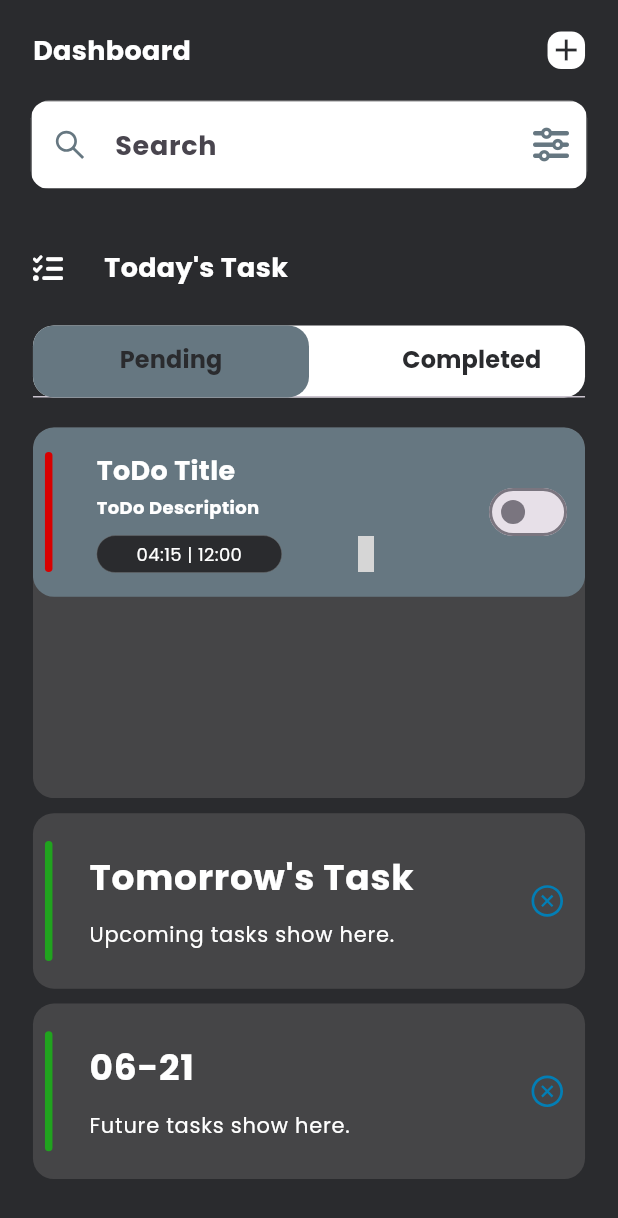
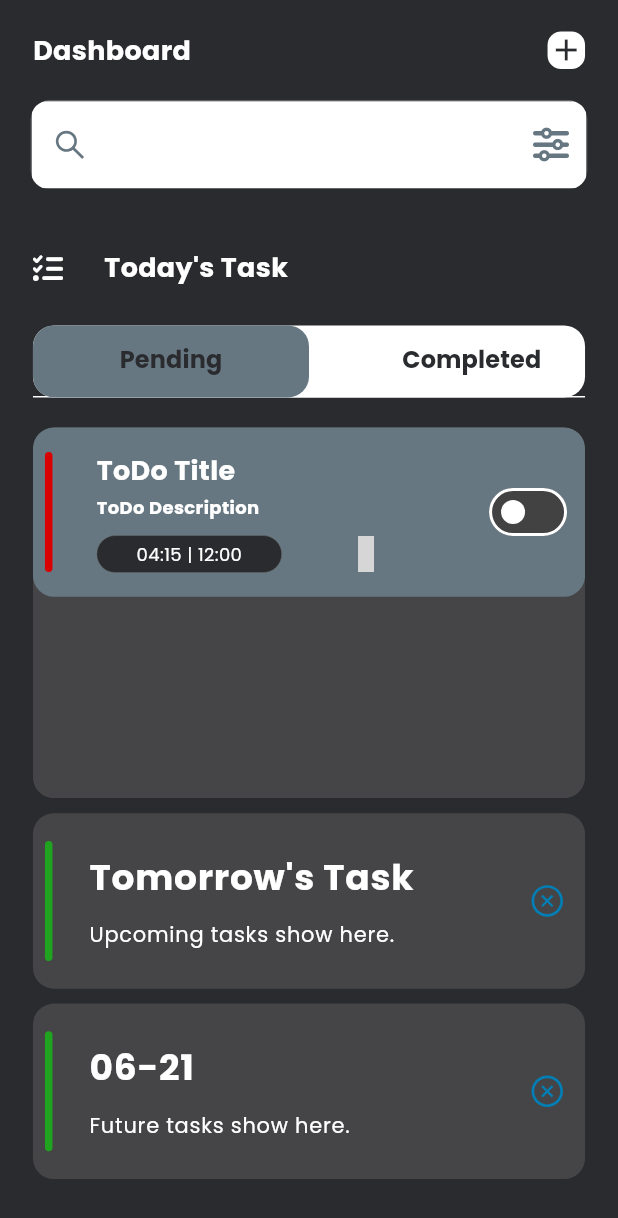
Before and after one commit to cjchika/task_manager, a Flutter app: the screen it shows after launch, on a phone screen of 412 x 824 dp. Shown: the top 1218 px of the screen. Run offline on Flutter 3.47's test engine with Material 2 defaults, Android fonts, the phone set to English and light mode, and no system bars; drawn by our look-alikes of dynamic_color; our stand-ins replace country_picker, flutter_screenutil, flutter_vector_icons, google_fonts, hooks_riverpod, pinput and 3 more; accounts and stored records are empty; generated files the repository leaves out were written again; grey boxes are pictures that could not be loaded.

Commit message:
Color Scheme

```diff
--- a/lib/main.dart
+++ b/lib/main.dart
@@ -1,3 +1,4 @@
+import 'package:dynamic_color/dynamic_color.dart';
 import 'package:flutter/material.dart';
 import 'package:flutter_screenutil/flutter_screenutil.dart';
 import 'package:hooks_riverpod/hooks_riverpod.dart';
@@ -13,6 +14,11 @@ void main() {
 class MyApp extends StatelessWidget {
   const MyApp({super.key});
 
+  static final defaultLightColorScheme =
+      ColorScheme.fromSwatch(primarySwatch: Colors.blue);
+  static final defaultDarkColorScheme = ColorScheme.fromSwatch(
+      brightness: Brightness.dark, primarySwatch: Colors.blue);
+
   // This widget is the root of your application.
   @override
   Widget build(BuildContext context) {
@@ -21,18 +27,24 @@ class MyApp extends StatelessWidget {
         designSize: const Size(375, 825),
         minTextAdapt: true,
         builder: (context, child) {
+          return DynamicColorBuilder(
+              builder: (lightColorScheme, darkColorScheme) {
             return MaterialApp(
               title: 'Task Manager',
               debugShowCheckedModeBanner: false,
               theme: ThemeData(
                 scaffoldBackgroundColor: AppConst.kBkDark,
-            colorScheme: ColorScheme.fromSeed(seedColor: Colors.deepPurple),
+                colorScheme: lightColorScheme ?? defaultLightColorScheme,
                 useMaterial3: true,
               ),
+              darkTheme: ThemeData(
+                  colorScheme: darkColorScheme ?? defaultDarkColorScheme,
+                  scaffoldBackgroundColor: AppConst.kBkDark,
+                  useMaterial3: true),
               themeMode: ThemeMode.dark,
               home: const HomePage(),
             );
-      }
-    );
+          });
+        });
   }
 }
--- a/pubspec.yaml
+++ b/pubspec.yaml
@@ -44,6 +44,7 @@ dependencies:
   pinput: ^2.2.31
   riverpod_annotation: ^2.1.1
   sqflite: ^2.2.8+4
+  dynamic_color: ^1.6.5
 
 dev_dependencies:
   flutter_test:
```
Also changed, not shown: pubspec.lock, 5 other files. Lines whose indentation alone changed are shown as unchanged.
